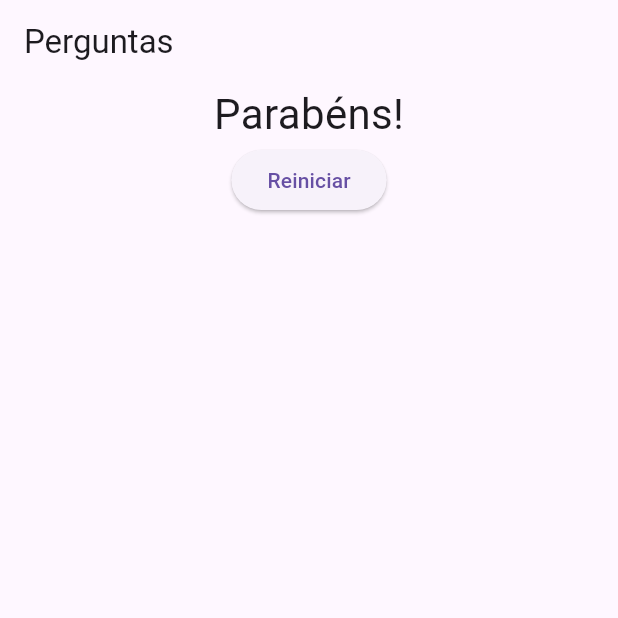
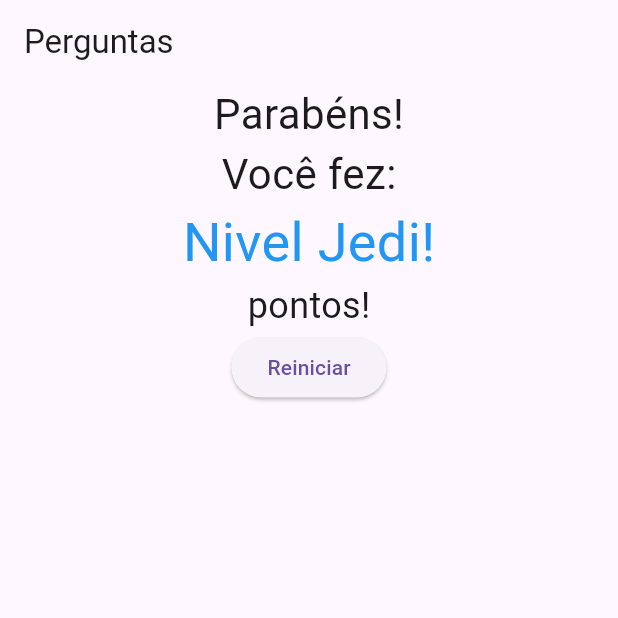
Before and after one commit to AlexandreFel1pe/curso_flutter, a Flutter app: the screen it shows after launch, after a tap on "Preto", after a tap on "Cobra", after a tap on "Leo", on a phone screen of 412 x 824 dp, the top half of it. Run offline on Flutter 3.47's test engine with Material 3 defaults, Android fonts, the phone set to English and light mode, and no system bars.

Commit message:
update resultado widget and show score

```diff
--- a/projeto_perguntas/lib/main.dart
+++ b/projeto_perguntas/lib/main.dart
@@ -15,40 +15,42 @@ class PerguntaApp extends StatefulWidget {
 
 class _PerguntaAppState extends State<PerguntaApp> {
   var _perguntaSelecionada = 0;
+  int _pontuacaoTotal = 0;
   final _perguntas = const [
     {
       'texto': 'Qual é a sua cor favorita?',
       'respostas': [
-        {'texto': 'Preto', 'nota': 10},
-        {'texto': 'Vemelho', 'nota': 10},
-        {'texto': 'Branco', 'nota': 10},
-        {'texto': 'Verde', 'nota': 10},
+        {'texto': 'Preto', 'pontuacao': 10},
+        {'texto': 'Vemelho', 'pontuacao': 10},
+        {'texto': 'Branco', 'pontuacao': 10},
+        {'texto': 'Verde', 'pontuacao': 10},
       ],
     },
     {
-      'texto': 'Qual é o seu animal favorito??',
+      'texto': 'Qual é o seu animal favorito?',
       'respostas': [
-        {'texto': 'Coelho', 'nota': 10},
-        {'texto': 'Cobra', 'nota': 5},
-        {'texto': 'Elefante', 'nota': 3},
-        {'texto': 'Leão', 'nota': 1},
-      ]
+        {'texto': 'Coelho', 'pontuacao': 10},
+        {'texto': 'Cobra', 'pontuacao': 5},
+        {'texto': 'Elefante', 'pontuacao': 3},
+        {'texto': 'Leão', 'pontuacao': 1},
+      ],
     },
     {
       'texto': 'Qual é o seu instrutor favorito?',
       'respostas': [
-        {'texto': 'Maria', 'nota': 10},
-        {'texto': 'João', 'nota': 5},
-        {'texto': 'Leo', 'nota': 3},
-        {'texto': 'Pedro', 'nota': 1},
-      ]
+        {'texto': 'Maria', 'pontuacao': 10},
+        {'texto': 'João', 'pontuacao': 5},
+        {'texto': 'Leo', 'pontuacao': 3},
+        {'texto': 'Pedro', 'pontuacao': 1},
+      ],
     },
   ];
 
-  void _responder() {
+  void _responder(int pontuacao) {
     if (temPerguntaSelecionada) {
       setState(() {
         _perguntaSelecionada++;
+        _pontuacaoTotal += pontuacao;
       });
     }
   }
@@ -68,7 +70,7 @@ class _PerguntaAppState extends State<PerguntaApp> {
                 perguntaSelecionada: _perguntaSelecionada,
                 responder: _responder,
               )
-            : Resultado(),
+            : Resultado(pontuacaoTotal: _pontuacaoTotal),
       ),
     );
   }
--- a/projeto_perguntas/lib/questionario.dart
+++ b/projeto_perguntas/lib/questionario.dart
@@ -5,7 +5,7 @@ import 'package:projeto_perguntas/resposta.dart';
 class Questionario extends StatelessWidget {
   final List<Map<String, Object>> perguntas;
   final int perguntaSelecionada;
-  final void Function() responder;
+  final void Function(int) responder;
 
   const Questionario({
     required this.perguntas,
@@ -27,7 +27,14 @@ class Questionario extends StatelessWidget {
     return Column(
       children: [
           Questao('${perguntas[perguntaSelecionada]['texto']}'),
-          ...respostas.map((resp) => Resposta(resp['texto'] as String, responder)),
+          ...respostas
+            .map((resp) {
+              return Resposta(
+                resp['texto'] as String,
+                () => responder(resp['pontuacao'] as int)
+              );
+            }
+          )
         ],
       );
   }
--- a/projeto_perguntas/lib/resultado.dart
+++ b/projeto_perguntas/lib/resultado.dart
@@ -1,7 +1,18 @@
 import 'package:flutter/material.dart';
 
 class Resultado extends StatelessWidget {
-  const Resultado({super.key});
+  final int pontuacaoTotal;
+  const Resultado({required this.pontuacaoTotal , super.key});
+
+  String get fraseResultado {
+    if (pontuacaoTotal < 8) {
+      return 'Parabéns!';
+    } else if (pontuacaoTotal < 16) {
+      return 'Impressionante!';
+    } else {
+      return 'Nivel Jedi!';
+    }
+  }
 
   @override
   Widget build(BuildContext context) {
@@ -11,6 +22,21 @@ class Resultado extends StatelessWidget {
           Text(
             'Parabéns!',
             style: TextStyle(fontSize: 28),
+          ),
+          Text(
+            'Você fez:',
+            style: TextStyle(fontSize: 28),
+          ),
+          Text(
+            fraseResultado,
+            style: TextStyle(
+              fontSize: 36,
+              color: Colors.blue,
+            ),
+          ),
+          Text(
+            'pontos!',
+            style: TextStyle(fontSize: 24),
           ),
           ElevatedButton(
             onPressed: () {
```
